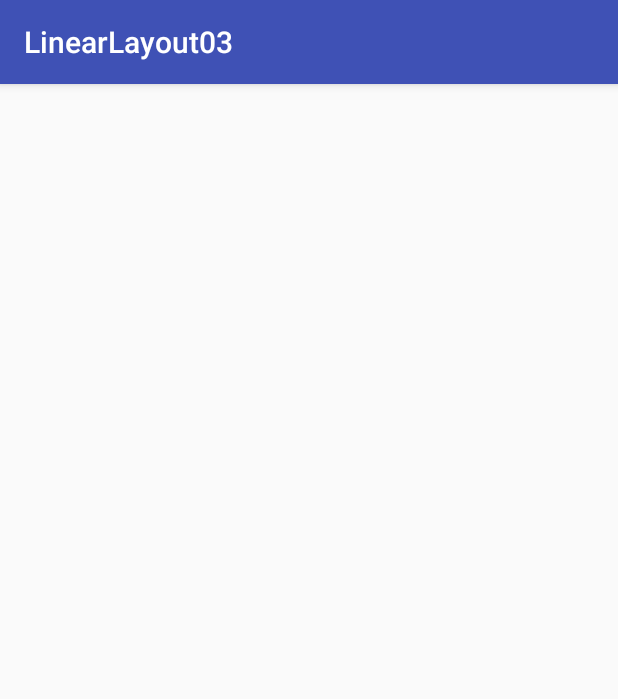
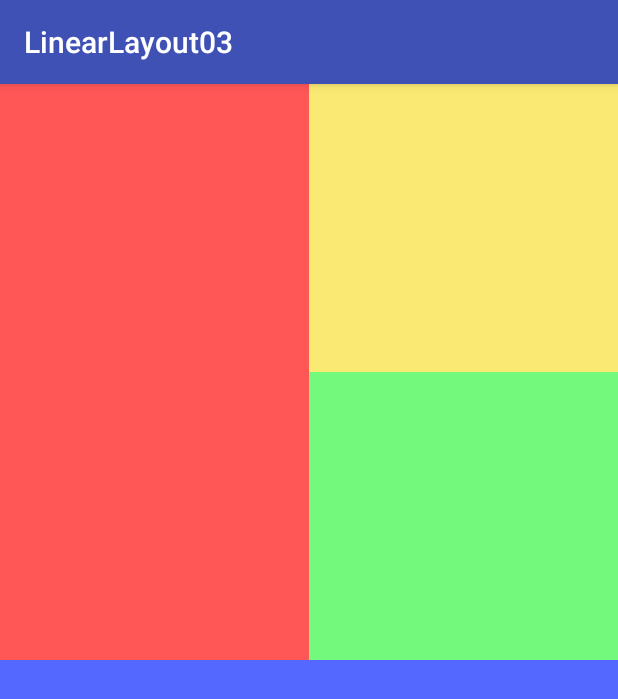
Before and after one commit to lia318/LinearLayout03, an Android app: the screen it shows after launch (MainActivity), on a phone screen of 412 x 824 dp. Shown: the top 699 px of the screen. Run offline under Robolectric (Android 15) with nearby library versions, the phone set to English and light mode, and no system bars.

Commit message:
#2 Layout widget

```diff
--- a/app/src/main/res/layout/activity_main.xml
+++ b/app/src/main/res/layout/activity_main.xml
@@ -9,15 +9,43 @@
     tools:context="com.example.sojun.linearlayout03.MainActivity">
 
     <LinearLayout
-        android:layout_width="wrap_content"
-        android:layout_height="wrap_content" >
+        android:layout_width="match_parent"
+        android:layout_height="0dp"
+        android:background="#ff5656"
+        android:layout_weight="1"
+        android:orientation="horizontal" >
 
+        <LinearLayout
+            android:layout_width="0dp"
+            android:layout_height="match_parent"
+            android:layout_weight="1" />
+
+        <LinearLayout
+            android:layout_width="0dp"
+            android:layout_height="match_parent"
+            android:layout_weight="1"
+            android:background="#faea73"
+            android:orientation="vertical" >
+
+            <LinearLayout
+                android:layout_width="match_parent"
+                android:layout_height="0dp"
+                android:layout_weight="1" />
+            <LinearLayout
+                android:layout_width="match_parent"
+                android:layout_height="0dp"
+                android:layout_weight="1"
+                android:background="#73fa7c"/>
+
+        </LinearLayout>
     </LinearLayout>
 
     <LinearLayout
-        android:layout_width="wrap_content"
-        android:layout_height="wrap_content" >
-
+        android:layout_width="match_parent"
+        android:layout_height="0dp"
+        android:background="#5468ff"
+        android:layout_gravity="right"
+        android:layout_weight="1">
     </LinearLayout>
 
 </LinearLayout>
```
